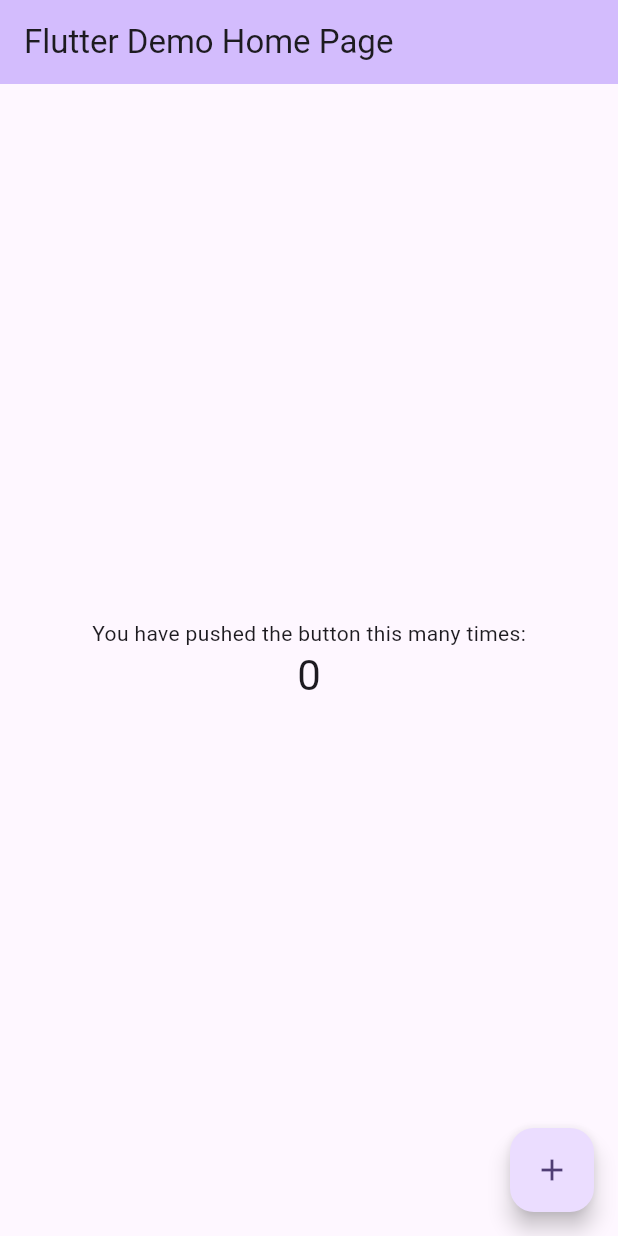
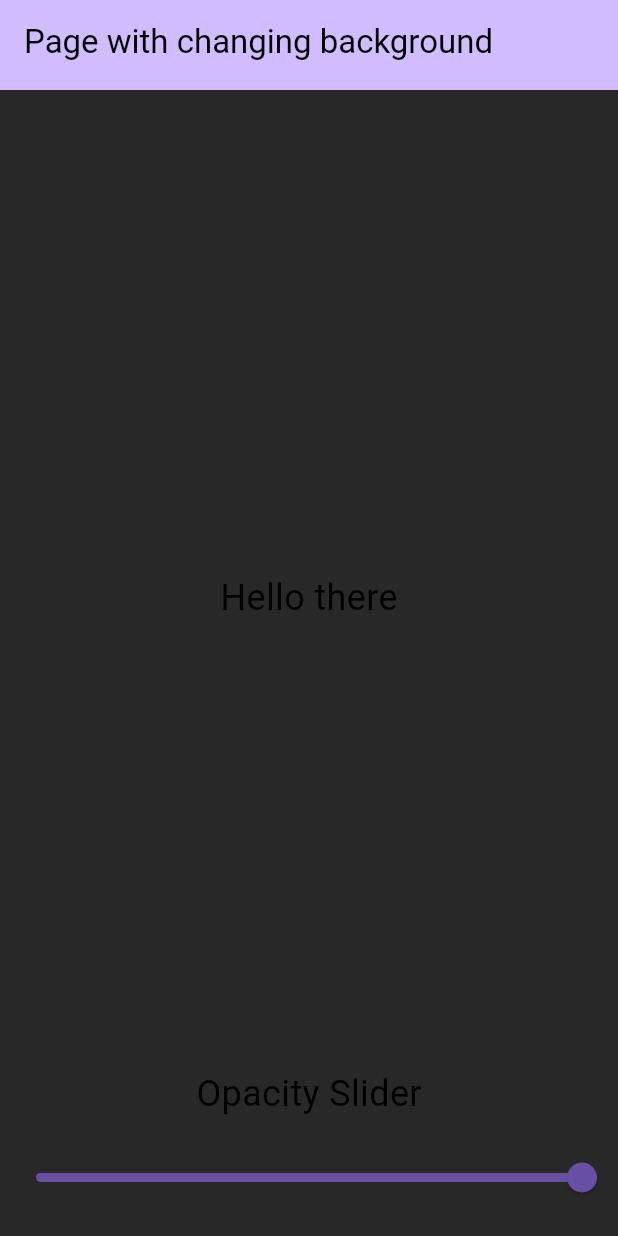
Before and after one commit to Illia-Dulebov/test_task, a Flutter app: the screen it shows after launch, on a phone screen of 412 x 824 dp. Run offline on Flutter 3.47's test engine with Material 3 defaults, Android fonts, the phone set to English and light mode, and no system bars.

Commit message:
feat: background changing on tap feature added

```diff
--- /dev/null
+++ b/lib/background_color_test_app.dart
@@ -0,0 +1,17 @@
+import 'package:flutter/material.dart';
+import 'package:test_task/color_changing_page/main_changing_background_page.dart';
+
+/// Main entry point for the app
+class BackgroundColorTestApp extends StatelessWidget {
+  /// Test App constructor
+  const BackgroundColorTestApp({super.key});
+
+  @override
+  Widget build(BuildContext context) {
+    return const MaterialApp(
+      title: 'Test background color changing App',
+      debugShowCheckedModeBanner: false,
+      home: MainChangingBackgroundPage(),
+    );
+  }
+}
--- /dev/null
+++ b/lib/color_changing_page/main_changing_background_appbar.dart
@@ -0,0 +1,22 @@
+import 'package:flutter/material.dart';
+
+/// Main entry point for the app
+class MainChangingBackgroundAppbar extends StatelessWidget
+    implements PreferredSizeWidget {
+  /// Main page appbar constructor
+  const MainChangingBackgroundAppbar({super.key});
+
+  @override
+  Widget build(BuildContext context) {
+    return AppBar(
+      backgroundColor: Theme.of(context).colorScheme.inversePrimary,
+      title: const Text(
+        "Page with changing background",
+        style: TextStyle(color: Colors.black),
+      ),
+    );
+  }
+
+  @override
+  Size get preferredSize => const Size(double.infinity, 60);
+}
--- /dev/null
+++ b/lib/color_changing_page/main_changing_background_page.dart
@@ -0,0 +1,68 @@
+import 'package:flutter/material.dart';
+import 'package:test_task/color_changing_page/main_changing_background_appbar.dart';
+import 'package:test_task/color_changing_page/main_text.dart';
+import 'package:test_task/color_changing_page/opacity_slider.dart';
+import 'package:test_task/utility/random_color_generator.dart';
+import 'package:test_task/utility/sized_spacer.dart';
+
+/// Main page for the task
+class MainChangingBackgroundPage extends StatefulWidget {
+  /// Main page constructor
+  const MainChangingBackgroundPage({super.key});
+
+  @override
+  State<MainChangingBackgroundPage> createState() =>
+      _MainChangingBackgroundPageState();
+}
+
+class _MainChangingBackgroundPageState
+    extends State<MainChangingBackgroundPage> {
+  Color _backgroundColor = Colors.white;
+
+  @override
+  void initState() {
+    super.initState();
+    _backgroundColor = generateRandomColor();
+  }
+
+  @override
+  Widget build(BuildContext context) {
+    return Scaffold(
+      appBar: const MainChangingBackgroundAppbar(),
+      backgroundColor: _backgroundColor,
+      body: GestureDetector(
+        behavior: HitTestBehavior.opaque,
+        onTap: _changeColorTapCallback,
+        child: Center(
+          child: Padding(
+            padding: const EdgeInsets.symmetric(vertical: 15),
+            child: Column(
+              mainAxisAlignment: MainAxisAlignment.spaceBetween,
+              children: <Widget>[
+                const SizedSpacer(),
+                const MainText(text: "Hello there"),
+                OpacitySlider(
+                  onSliderOpacityValueColorChange: (opacity) {
+                    _changeOpacityOfColorCallback(opacity: opacity ?? 0);
+                  },
+                ),
+              ],
+            ),
+          ),
+        ),
+      ),
+    );
+  }
+
+  void _changeOpacityOfColorCallback({double opacity = 1}) {
+    setState(() {
+      _backgroundColor = _backgroundColor.withValues(alpha: opacity);
+    });
+  }
+
+  void _changeColorTapCallback({double opacity = 1}) {
+    setState(() {
+      _backgroundColor = generateRandomColor(opacity: opacity);
+    });
+  }
+}
--- /dev/null
+++ b/lib/color_changing_page/main_text.dart
@@ -0,0 +1,18 @@
+import 'package:flutter/material.dart';
+
+/// Text widget with certain font style
+class MainText extends StatelessWidget {
+  ///String content of the widget
+  final String text;
+
+  /// Main text constructor with required value field
+  const MainText({required this.text, super.key});
+
+  @override
+  Widget build(BuildContext context) {
+    return Text(
+      text,
+      style: const TextStyle(color: Colors.black, fontSize: 24),
+    );
+  }
+}
--- /dev/null
+++ b/lib/color_changing_page/opacity_slider.dart
@@ -0,0 +1,49 @@
+import 'package:flutter/material.dart';
+import 'package:test_task/color_changing_page/main_text.dart';
+
+/// Opacity value slider
+class OpacitySlider extends StatefulWidget {
+  ///Callback for the color change with the certain opacity
+  final Function(double?) onSliderOpacityValueColorChange;
+
+  /// Opacity slider constructor
+  const OpacitySlider({
+    required this.onSliderOpacityValueColorChange,
+    super.key,
+  });
+
+  @override
+  State<OpacitySlider> createState() => _OpacitySliderState();
+}
+
+class _OpacitySliderState extends State<OpacitySlider> {
+  double _currentSliderValue = 1.0;
+
+  @override
+  void initState() {
+    super.initState();
+
+    WidgetsBinding.instance.addPostFrameCallback((_) {
+      widget.onSliderOpacityValueColorChange(_currentSliderValue);
+    });
+  }
+
+  @override
+  Widget build(BuildContext context) {
+    return Column(
+      spacing: 15,
+      children: [
+        const MainText(text: "Opacity Slider"),
+        Slider(
+          value: _currentSliderValue,
+          onChanged: (value) {
+            widget.onSliderOpacityValueColorChange(value);
+            setState(() {
+              _currentSliderValue = value;
+            });
+          },
+        ),
+      ],
+    );
+  }
+}
--- /dev/null
+++ b/lib/entities/colors_enum.dart
@@ -0,0 +1,9 @@
+/// RGB Colors entity
+enum ColorsRGB {
+  /// Red color
+  red,
+  /// Green color
+  green,
+  /// Blue color
+  blue
+}
--- a/lib/main.dart
+++ b/lib/main.dart
@@ -1,122 +1,8 @@
 import 'package:flutter/material.dart';
+import 'package:test_task/background_color_test_app.dart' show BackgroundColorTestApp;
 
 void main() {
-  runApp(const MyApp());
+  WidgetsFlutterBinding.ensureInitialized();
+
+  runApp(const BackgroundColorTestApp());
 }
-
-class MyApp extends StatelessWidget {
-  const MyApp({super.key});
-
-  // This widget is the root of your application.
-  @override
-  Widget build(BuildContext context) {
-    return MaterialApp(
-      title: 'Flutter Demo',
-      theme: ThemeData(
-        // This is the theme of your application.
-        //
-        // TRY THIS: Try running your application with "flutter run". You'll see
-        // the application has a purple toolbar. Then, without quitting the app,
-        // try changing the seedColor in the colorScheme below to Colors.green
-        // and then invoke "hot reload" (save your changes or press the "hot
-        // reload" button in a Flutter-supported IDE, or press "r" if you used
-        // the command line to start the app).
-        //
-        // Notice that the counter didn't reset back to zero; the application
-        // state is not lost during the reload. To reset the state, use hot
-        // restart instead.
-        //
-        // This works for code too, not just values: Most code changes can be
-        // tested with just a hot reload.
-        colorScheme: ColorScheme.fromSeed(seedColor: Colors.deepPurple),
-      ),
-      home: const MyHomePage(title: 'Flutter Demo Home Page'),
-    );
-  }
-}
-
-class MyHomePage extends StatefulWidget {
-  const MyHomePage({super.key, required this.title});
-
-  // This widget is the home page of your application. It is stateful, meaning
-  // that it has a State object (defined below) that contains fields that affect
-  // how it looks.
-
-  // This class is the configuration for the state. It holds the values (in this
-  // case the title) provided by the parent (in this case the App widget) and
-  // used by the build method of the State. Fields in a Widget subclass are
-  // always marked "final".
-
-  final String title;
-
-  @override
-  State<MyHomePage> createState() => _MyHomePageState();
-}
-
-class _MyHomePageState extends State<MyHomePage> {
-  int _counter = 0;
-
-  void _incrementCounter() {
-    setState(() {
-      // This call to setState tells the Flutter framework that something has
-      // changed in this State, which causes it to rerun the build method below
-      // so that the display can reflect the updated values. If we changed
-      // _counter without calling setState(), then the build method would not be
-      // called again, and so nothing would appear to happen.
-      _counter++;
-    });
-  }
-
-  @override
-  Widget build(BuildContext context) {
-    // This method is rerun every time setState is called, for instance as done
-    // by the _incrementCounter method above.
-    //
-    // The Flutter framework has been optimized to make rerunning build methods
-    // fast, so that you can just rebuild anything that needs updating rather
-    // than having to individually change instances of widgets.
-    return Scaffold(
-      appBar: AppBar(
-        // TRY THIS: Try changing the color here to a specific color (to
-        // Colors.amber, perhaps?) and trigger a hot reload to see the AppBar
-        // change color while the other colors stay the same.
-        backgroundColor: Theme.of(context).colorScheme.inversePrimary,
-        // Here we take the value from the MyHomePage object that was created by
-        // the App.build method, and use it to set our appbar title.
-        title: Text(widget.title),
-      ),
-      body: Center(
-        // Center is a layout widget. It takes a single child and positions it
-        // in the middle of the parent.
-        child: Column(
-          // Column is also a layout widget. It takes a list of children and
-          // arranges them vertically. By default, it sizes itself to fit its
-          // children horizontally, and tries to be as tall as its parent.
-          //
-          // Column has various properties to control how it sizes itself and
-          // how it positions its children. Here we use mainAxisAlignment to
-          // center the children vertically; the main axis here is the vertical
-          // axis because Columns are vertical (the cross axis would be
-          // horizontal).
-          //
-          // TRY THIS: Invoke "debug painting" (choose the "Toggle Debug Paint"
-          // action in the IDE, or press "p" in the console), to see the
-          // wireframe for each widget.
-          mainAxisAlignment: MainAxisAlignment.center,
-          children: <Widget>[
-            const Text('You have pushed the button this many times:'),
-            Text(
-              '$_counter',
-              style: Theme.of(context).textTheme.headlineMedium,
-            ),
-          ],
-        ),
-      ),
-      floatingActionButton: FloatingActionButton(
-        onPressed: _incrementCounter,
-        tooltip: 'Increment',
-        child: const Icon(Icons.add),
-      ), // This trailing comma makes auto-formatting nicer for build methods.
-    );
-  }
-}
--- /dev/null
+++ b/lib/utility/random_color_generator.dart
@@ -0,0 +1,20 @@
+import 'dart:ui';
+
+import 'package:test_task/entities/colors_enum.dart';
+import 'package:test_task/utility/random_int_generator.dart';
+
+///Random color function generator
+Color generateRandomColor({double opacity = 1}) {
+  final Map<ColorsRGB, int> randomColorsRGB = Map.unmodifiable({
+    ColorsRGB.red: randomIntFromLimit(),
+    ColorsRGB.green: randomIntFromLimit(),
+    ColorsRGB.blue: randomIntFromLimit(),
+  });
+
+  return Color.fromRGBO(
+    randomColorsRGB[ColorsRGB.red] ?? 0,
+    randomColorsRGB[ColorsRGB.green] ?? 0,
+    randomColorsRGB[ColorsRGB.blue] ?? 0,
+    opacity,
+  );
+}
--- /dev/null
+++ b/lib/utility/random_int_generator.dart
@@ -0,0 +1,8 @@
+import 'dart:math' show Random;
+
+/// Random int generator with the limits
+int randomIntFromLimit({int lowLimit = 0, int maxLimit = 255}) {
+  final random = Random();
+
+  return lowLimit + random.nextInt(maxLimit);
+}
--- /dev/null
+++ b/lib/utility/sized_spacer.dart
@@ -0,0 +1,18 @@
+import 'package:flutter/cupertino.dart';
+
+/// Utility sized box spacer widget
+class SizedSpacer extends StatelessWidget {
+  /// Height of the sized box
+  final double height;
+
+  /// Width of the sized box
+  final double width;
+
+  /// Sized box with parameters constructor
+  const SizedSpacer({this.height = 10, this.width = 10, super.key});
+
+  @override
+  Widget build(BuildContext context) {
+    return SizedBox(height: height, width: width);
+  }
+}
```
Also changed, not shown: 1 other file.
